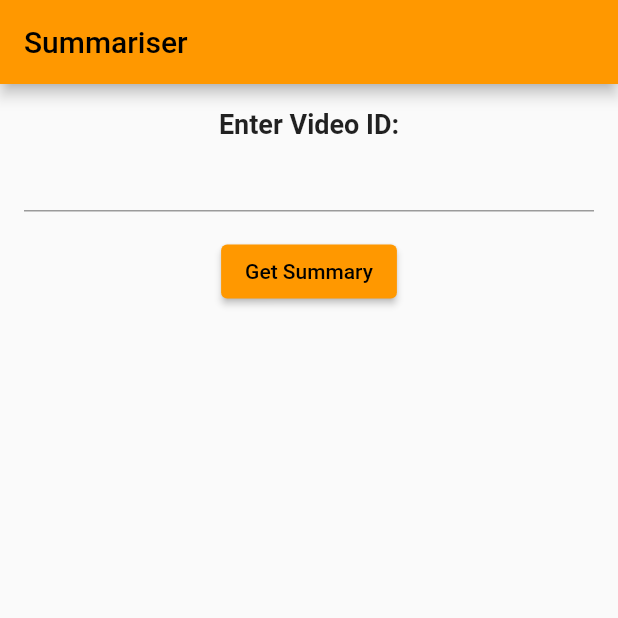
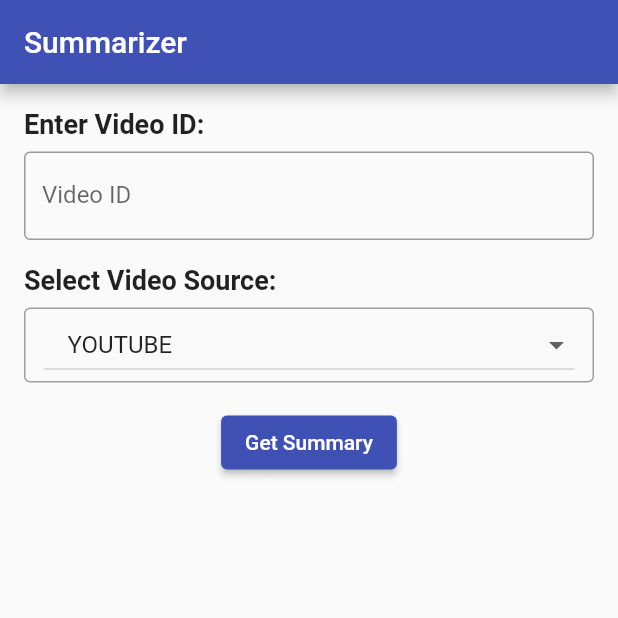
Before and after one commit to TRohit20/Video-Summariser-App, a Flutter app: the screen it shows after launch, after a tap on "Get Summary", on a phone screen of 412 x 824 dp, the top half of it. Run offline on Flutter 3.47's test engine with Material 2 defaults, Android fonts, the phone set to English and light mode, and no system bars; drawn by our look-alikes of dropdown_button2; network calls fail.

Commit message:
style: initial revamp
Revamping the UI to make it more easy to interact and use.

```diff
--- a/frontend/lib/main.dart
+++ b/frontend/lib/main.dart
@@ -1,7 +1,5 @@
 import 'package:flutter/material.dart';
-// ignore: depend_on_referenced_packages
-import 'package:http/http.dart' as http;
-import 'dart:convert';
+import 'package:frontend/pages/homepage.dart';
 
 void main() {
   runApp(const YoutubeSummaryApp());
@@ -14,155 +12,13 @@ class YoutubeSummaryApp extends StatelessWidget {
   Widget build(BuildContext context) {
     return MaterialApp(
       debugShowCheckedModeBanner: false,
-      title: 'Summariser',
+      title: 'Summarizer',
       theme: ThemeData(
-        primarySwatch: Colors.orange,
+        primarySwatch: Colors.indigo,
+        secondaryHeaderColor: Colors.amber,
+        fontFamily: 'Roboto',
       ),
-      home: const SummaryPage(),
+      home: const HomePage(),
     );
   }
 }
-
-class SummaryPage extends StatefulWidget {
-  const SummaryPage({Key? key}) : super(key: key);
-
-  @override
-  _SummaryPageState createState() => _SummaryPageState();
-}
-
-class _SummaryPageState extends State<SummaryPage>
-    with SingleTickerProviderStateMixin {
-  final TextEditingController _videoIdController = TextEditingController();
-  String _summary = '';
-
-  AnimationController? _animationController;
-  Animation<double>? _animation;
-
-  @override
-  void initState() {
-    super.initState();
-    _animationController = AnimationController(
-      duration: const Duration(milliseconds: 1000),
-      vsync: this,
-    );
-    _animation = Tween<double>(begin: 0, end: 1).animate(
-      CurvedAnimation(
-        parent: _animationController!,
-        curve: Curves.easeInOut,
-      ),
-    );
-    _animationController!.forward();
-  }
-
-  @override
-  void dispose() {
-    _animationController!.dispose();
-    super.dispose();
-  }
-
-  Future<void> _getSummary(String videoId) async {
-    const url = 'http://127.0.0.1:5000/api/transcribe';
-    final response =
-        await http.post(Uri.parse(url), body: {'videoId': videoId});
-
-    if (response.statusCode == 200) {
-      final responseData = jsonDecode(response.body);
-      setState(() {
-        _summary = responseData['summary'];
-      });
-    } else {
-      setState(() {
-        _summary = 'Failed to get summary. Please try again.';
-      });
-    }
-  }
-
-  void _navigateToSummaryPage() {
-    final videoId = _videoIdController.text.trim();
-    _getSummary(videoId).then((_) {
-      Navigator.push(
-        context,
-        MaterialPageRoute(
-          builder: (context) => SummaryResultPage(summary: _summary),
-        ),
-      );
-    });
-  }
-
-  @override
-  Widget build(BuildContext context) {
-    return Scaffold(
-      appBar: AppBar(
-        title: const Text('Summariser'),
-      ),
-      body: AnimatedBuilder(
-        animation: _animation!,
-        builder: (context, child) {
-          return Opacity(
-            opacity: _animation!.value,
-            child: Transform.scale(
-              scale: _animation!.value,
-              child: child,
-            ),
-          );
-        },
-        child: Padding(
-          padding: const EdgeInsets.all(16.0),
-          child: Column(
-            crossAxisAlignment: CrossAxisAlignment.start,
-            children: [
-              const Center(
-                child: Text(
-                  'Enter Video ID:',
-                  style: TextStyle(fontSize: 18, fontWeight: FontWeight.bold),
-                ),
-              ),
-              TextField(
-                controller: _videoIdController,
-              ),
-              const SizedBox(height: 16),
-              Center(
-                child: ElevatedButton(
-                  onPressed: _navigateToSummaryPage,
-                  child: const Text('Get Summary'),
-                ),
-              ),
-            ],
-          ),
-        ),
-      ),
-    );
-  }
-}
-
-class SummaryResultPage extends StatelessWidget {
-  final String summary;
-
-  const SummaryResultPage({required this.summary, Key? key}) : super(key: key);
-
-  @override
-  Widget build(BuildContext context) {
-    return Scaffold(
-      appBar: AppBar(
-        title: const Text('Summary'),
-      ),
-      body: Center(
-        child: Column(
-          mainAxisAlignment: MainAxisAlignment.center,
-          children: [
-            const Text(
-              'Summary of the given video is:',
-              style: TextStyle(fontSize: 18, fontWeight: FontWeight.bold),
-            ),
-            const SizedBox(height: 8),
-            Text(
-              summary,
-              style: const TextStyle(fontSize: 16),
-              textAlign: TextAlign.center,
-            ),
-          ],
-        ),
-      ),
-    );
-  }
-}
--- /dev/null
+++ b/frontend/lib/pages/homepage.dart
@@ -0,0 +1,155 @@
+import 'dart:convert';
+
+import 'package:dropdown_button2/dropdown_button2.dart';
+import 'package:flutter/material.dart';
+import 'package:frontend/pages/summary_result.dart';
+import 'package:http/http.dart' as http;
+
+class HomePage extends StatefulWidget {
+  const HomePage({Key? key}) : super(key: key);
+
+  @override
+  _HomePageState createState() => _HomePageState();
+}
+
+class _HomePageState extends State<HomePage>
+    with SingleTickerProviderStateMixin {
+  final TextEditingController _videoIdController = TextEditingController();
+  String _summary = '';
+  String _videoSource = 'youtube'; // Default video source
+
+  AnimationController? _animationController;
+  Animation<double>? _animation;
+
+  @override
+  void initState() {
+    super.initState();
+    _animationController = AnimationController(
+      duration: const Duration(milliseconds: 1000),
+      vsync: this,
+    );
+    _animation = Tween<double>(begin: 0, end: 1).animate(
+      CurvedAnimation(
+        parent: _animationController!,
+        curve: Curves.easeInOut,
+      ),
+    );
+    _animationController!.forward();
+  }
+
+  @override
+  void dispose() {
+    _animationController!.dispose();
+    super.dispose();
+  }
+
+  Future<void> _getSummary(String videoId, String videoSource) async {
+    const url = 'http://127.0.0.1:5000/api/transcribe';
+    final response = await http.post(Uri.parse(url), body: {
+      'videoId': videoId,
+      'videoSource': videoSource,
+    });
+
+    if (response.statusCode == 200) {
+      final responseData = jsonDecode(response.body);
+      setState(() {
+        _summary = responseData['summary'];
+      });
+    } else {
+      setState(() {
+        _summary = 'Failed to get summary. Please try again.';
+      });
+    }
+  }
+
+  void _navigateToSummaryPage() {
+    final videoId = _videoIdController.text.trim();
+    _getSummary(videoId, _videoSource).then((_) {
+      Navigator.push(
+        context,
+        MaterialPageRoute(
+          builder: (context) => SummaryResultPage(summary: _summary),
+        ),
+      );
+    });
+  }
+
+  @override
+  Widget build(BuildContext context) {
+    return Scaffold(
+      appBar: AppBar(
+        title: const Text('Summarizer'),
+      ),
+      body: AnimatedBuilder(
+        animation: _animation!,
+        builder: (context, child) {
+          return Opacity(
+            opacity: _animation!.value,
+            child: Transform.scale(
+              scale: _animation!.value,
+              child: child,
+            ),
+          );
+        },
+        child: Padding(
+          padding: const EdgeInsets.all(16.0),
+          child: Column(
+            crossAxisAlignment: CrossAxisAlignment.start,
+            children: [
+              const Text(
+                'Enter Video ID:',
+                style: TextStyle(fontSize: 18, fontWeight: FontWeight.bold),
+              ),
+              const SizedBox(height: 8),
+              TextField(
+                controller: _videoIdController,
+                decoration: const InputDecoration(
+                  border: OutlineInputBorder(),
+                  hintText: 'Enter the video ID',
+                  labelText: 'Video ID',
+                ),
+              ),
+              const SizedBox(height: 16),
+              const Text(
+                'Select Video Source:',
+                style: TextStyle(fontSize: 18, fontWeight: FontWeight.bold),
+              ),
+              const SizedBox(height: 8),
+              Container(
+                padding: const EdgeInsets.symmetric(horizontal: 12.0),
+                decoration: BoxDecoration(
+                  border: Border.all(color: Colors.grey),
+                  borderRadius: BorderRadius.circular(4.0),
+                ),
+                child: DropdownButton2<String>(
+                  hint: const Text('Select video source'),
+                  isExpanded: true,
+                  value: _videoSource,
+                  onChanged: (String? newValue) {
+                    setState(() {
+                      _videoSource = newValue!;
+                    });
+                  },
+                  items: const <String>['youtube', 'vimeo']
+                      .map<DropdownMenuItem<String>>((String value) {
+                    return DropdownMenuItem<String>(
+                      value: value,
+                      child: Text(value.toUpperCase()),
+                    );
+                  }).toList(),
+                ),
+              ),
+              const SizedBox(height: 16),
+              Center(
+                child: ElevatedButton(
+                  onPressed: _navigateToSummaryPage,
+                  child: const Text('Get Summary'),
+                ),
+              ),
+            ],
+          ),
+        ),
+      ),
+    );
+  }
+}
--- /dev/null
+++ b/frontend/lib/pages/summary_result.dart
@@ -0,0 +1,34 @@
+import 'package:flutter/material.dart';
+
+class SummaryResultPage extends StatelessWidget {
+  final String summary;
+
+  const SummaryResultPage({required this.summary, Key? key}) : super(key: key);
+
+  @override
+  Widget build(BuildContext context) {
+    return Scaffold(
+      appBar: AppBar(
+        title: const Text('Summary'),
+      ),
+      body: Center(
+        child: Column(
+          mainAxisAlignment: MainAxisAlignment.center,
+          children: [
+            const Text(
+              'Summary of the given video:',
+              style: TextStyle(fontSize: 18, fontWeight: FontWeight.bold),
+              textAlign: TextAlign.center,
+            ),
+            const SizedBox(height: 8),
+            Text(
+              summary,
+              style: const TextStyle(fontSize: 16),
+              textAlign: TextAlign.center,
+            ),
+          ],
+        ),
+      ),
+    );
+  }
+}
--- a/frontend/pubspec.yaml
+++ b/frontend/pubspec.yaml
@@ -30,6 +30,7 @@ environment:
 dependencies:
   flutter:
     sdk: flutter
+  dropdown_button2: ^2.3.4
 
 
 
```
Also changed, not shown: frontend/pubspec.lock, 2 other files.
